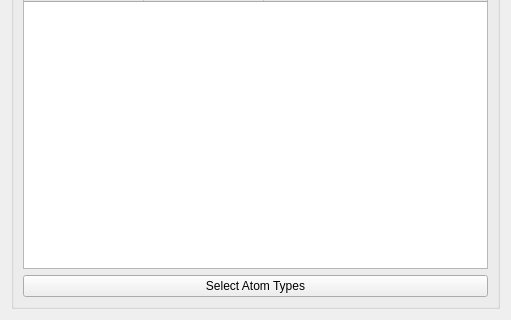
The window that hexrd/ui/resources/ui/material_site_editor.ui (HEXRD/hexrdgui) describes before a commit, drawn with Qt 5; both pictures show x 0 to 511 and y 182 to 502 of the 511 by 502 pixel window.
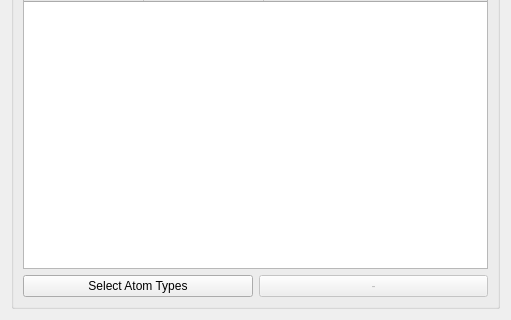
The same window after the commit.

Commit message:
Add remove button for atom types
This is an easier way for the user to remove atom types.

However, they cannot remove the last atom type, because that would
put the material in an invalid state.

Currently, the occupancies and thermal factors all get reset any
time the list of atom types are modified.

```diff
--- a/hexrd/ui/resources/ui/material_site_editor.ui
+++ b/hexrd/ui/resources/ui/material_site_editor.ui
@@ -30,13 +30,6 @@
       <string>Site Atom Types</string>
      </property>
      <layout class="QGridLayout" name="gridLayout_2">
-      <item row="1" column="1" colspan="2">
-       <widget class="QPushButton" name="select_atom_types">
-        <property name="text">
-         <string>Select Atom Types</string>
-        </property>
-       </widget>
-      </item>
       <item row="0" column="1" colspan="2">
        <widget class="QTableWidget" name="table">
         <property name="editTriggers">
@@ -71,6 +64,23 @@
         </column>
        </widget>
       </item>
+      <item row="1" column="2">
+       <widget class="QPushButton" name="remove_atom_type">
+        <property name="enabled">
+         <bool>false</bool>
+        </property>
+        <property name="text">
+         <string>-</string>
+        </property>
+       </widget>
+      </item>
+      <item row="1" column="1">
+       <widget class="QPushButton" name="select_atom_types">
+        <property name="text">
+         <string>Select Atom Types</string>
+        </property>
+       </widget>
+      </item>
      </layout>
     </widget>
    </item>
```
Left out of the diff: 5 changed lines with no effect on the pictures. The commit also changes 1 other file.
